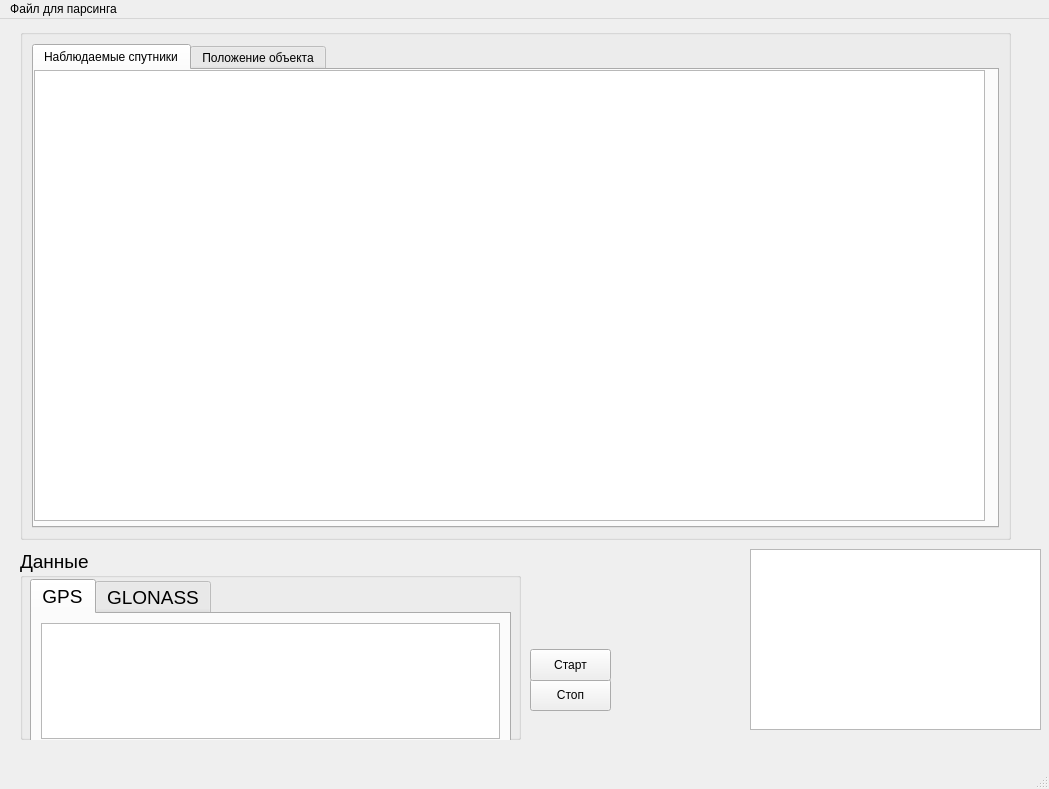
Before: the Qt Designer form mainwindow.ui in sofit-ta/Gnns_reader, drawn with Qt 5.
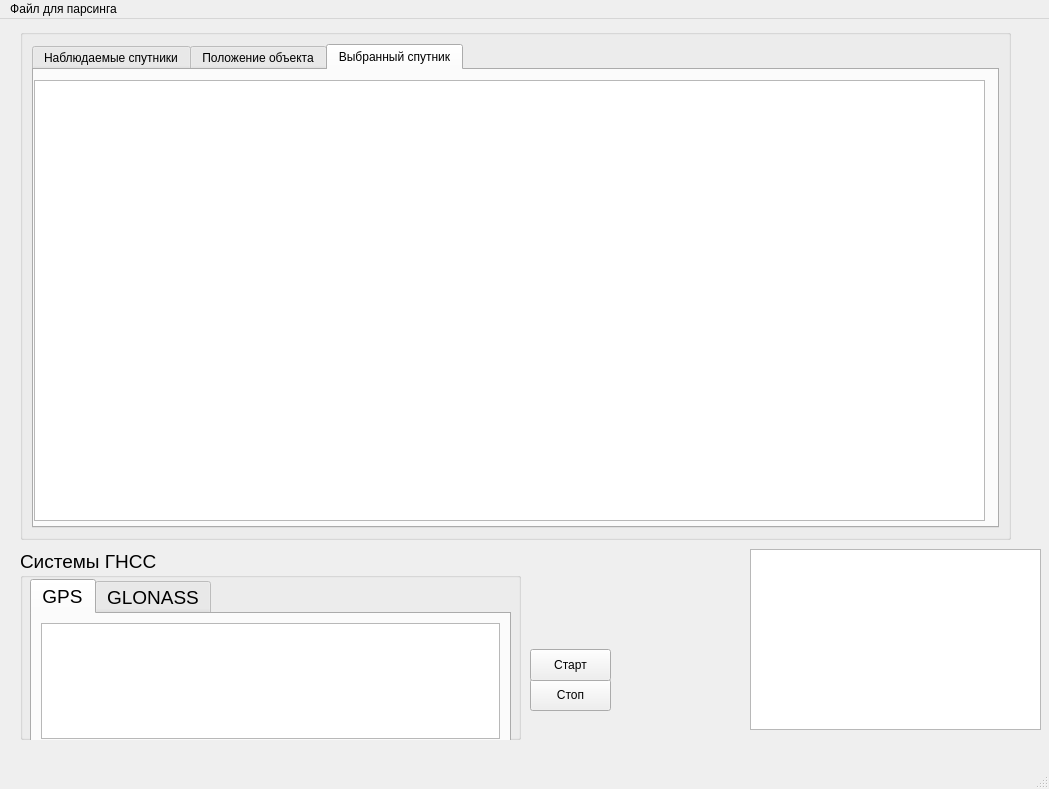
After: the same form once the commit is applied. The open tabs and pages were chosen to show the change.

Commit message: version 6: added main messages for object

Diff of the .ui file:
```diff
--- a/mainwindow.ui
+++ b/mainwindow.ui
@@ -68,6 +68,21 @@
          </property>
         </widget>
        </widget>
+       <widget class="QWidget" name="tab_5">
+        <attribute name="title">
+         <string>Выбранный спутник</string>
+        </attribute>
+        <widget class="QGraphicsView" name="graphicsView_3">
+         <property name="geometry">
+          <rect>
+           <x>0</x>
+           <y>10</y>
+           <width>951</width>
+           <height>441</height>
+          </rect>
+         </property>
+        </widget>
+       </widget>
       </widget>
      </item>
     </layout>
@@ -87,7 +102,7 @@
      </font>
     </property>
     <property name="title">
-     <string>Данные </string>
+     <string>Системы ГНСС</string>
     </property>
     <widget class="QTabWidget" name="tabWidget">
      <property name="enabled">
```
The commit also changes 2 other files.
